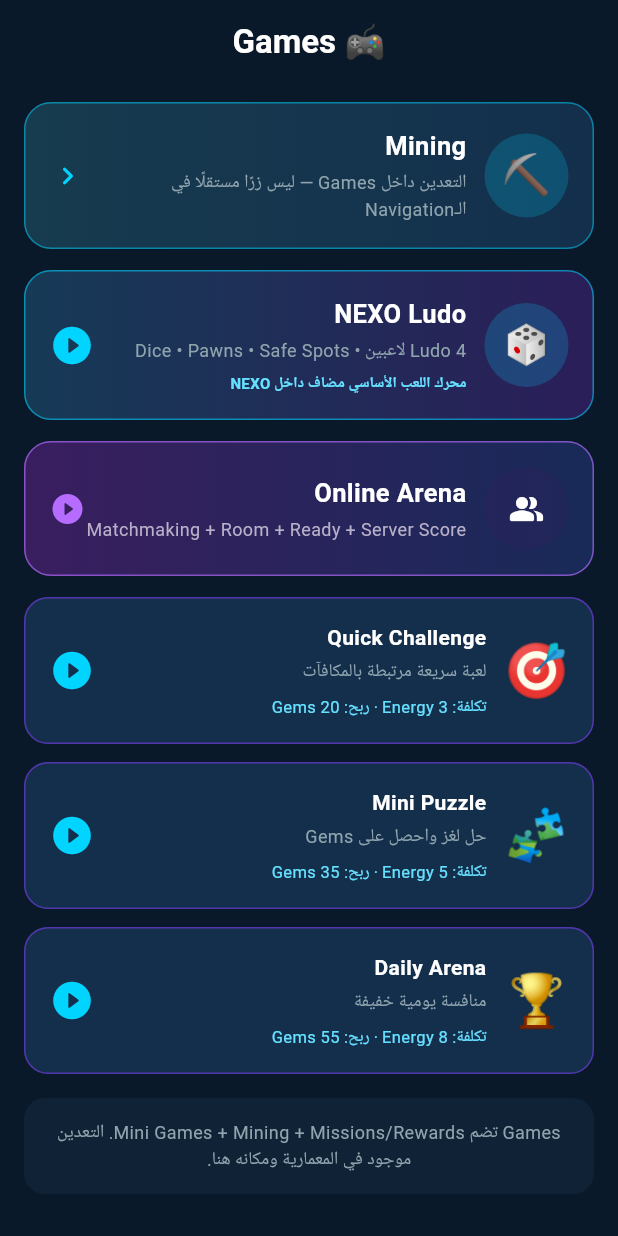
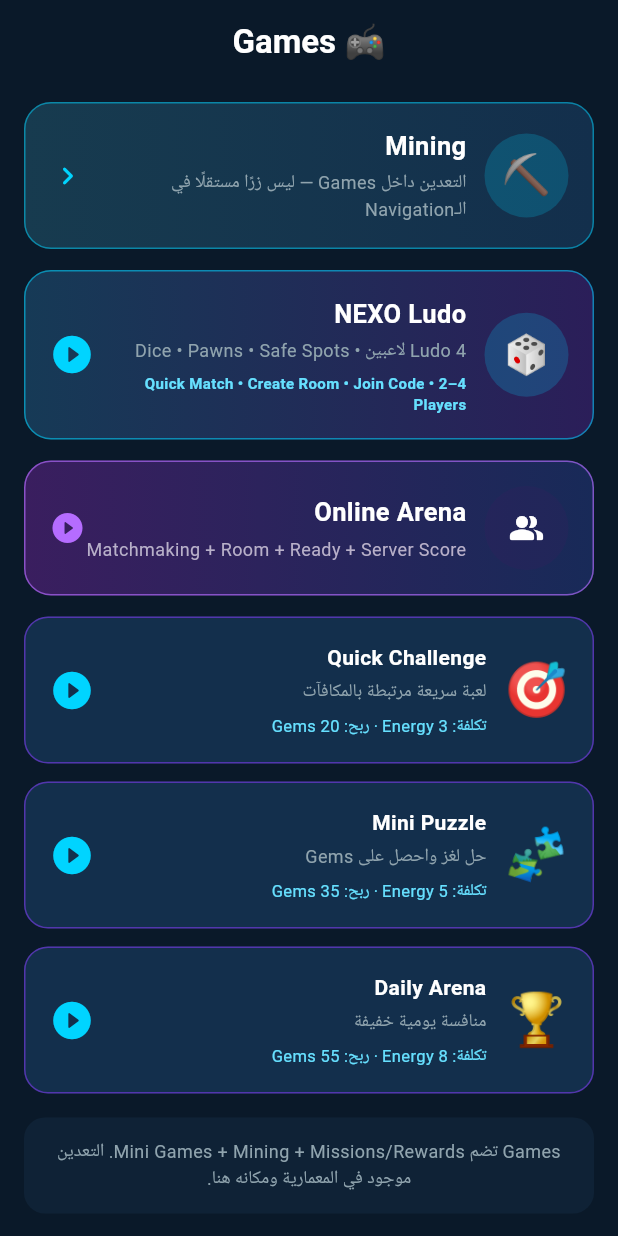
Before and after one commit to meslammo/NEXO-prototype-, a Flutter app: the GamesScreen screen opened directly, on a phone screen of 412 x 824 dp. Run offline on Flutter 3.47's test engine with Material 3 defaults, Android fonts, the phone set to English and light mode, and no system bars; our stand-ins replace flutter_secure_storage, flutter_svg, in_app_purchase, shared_preferences; missing offline and left inert: flutter_webrtc; accounts and stored records are empty; network calls fail.

Commit message:
NEXO CHANGE 30: route Ludo into online 2-4 player flow

```diff
--- a/lib/screens/games_screen.dart
+++ b/lib/screens/games_screen.dart
@@ -7,7 +7,7 @@ import '../services/api_client.dart';
 import '../services/auth_service.dart';
 import '../config/api_config.dart';
 import 'mining_screen.dart';
-import '../games/ludo/nexo_ludo_game.dart';
+import '../games/ludo/nexo_ludo_online_screen.dart';
 
 class GamesScreen extends StatelessWidget {
   const GamesScreen({super.key});
@@ -59,7 +59,7 @@ class GamesScreen extends StatelessWidget {
           _LudoEntryCard(
             onTap: () => Navigator.push(
               context,
-              MaterialPageRoute(builder: (_) => const NexoLudoGame()),
+              MaterialPageRoute(builder: (_) => const NexoLudoOnlineScreen()),
             ),
           ),
           const SizedBox(height: 14),
@@ -153,7 +153,7 @@ class _LudoEntryCard extends StatelessWidget {
                 ),
                 SizedBox(height: 5),
                 Text(
-                  'محرك اللعب الأساسي مضاف داخل NEXO',
+                  'Quick Match • Create Room • Join Code • 2–4 Players',
                   style: TextStyle(
                     color: Color(0xFF66E0FF),
                     fontSize: 10,
```
